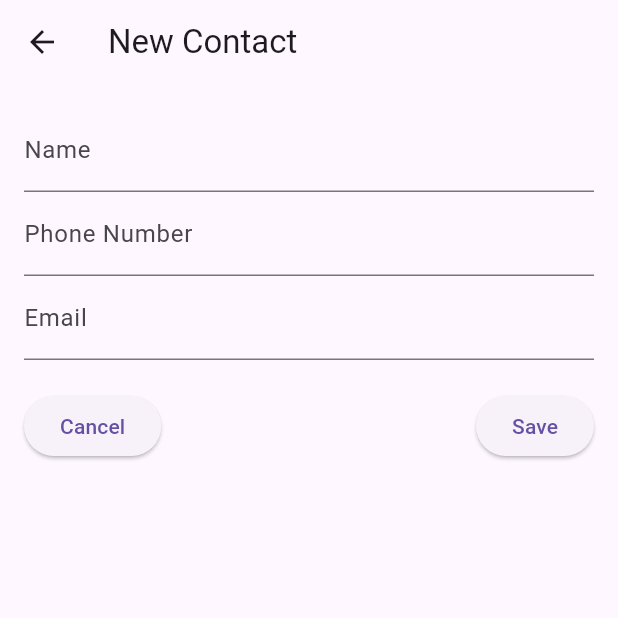
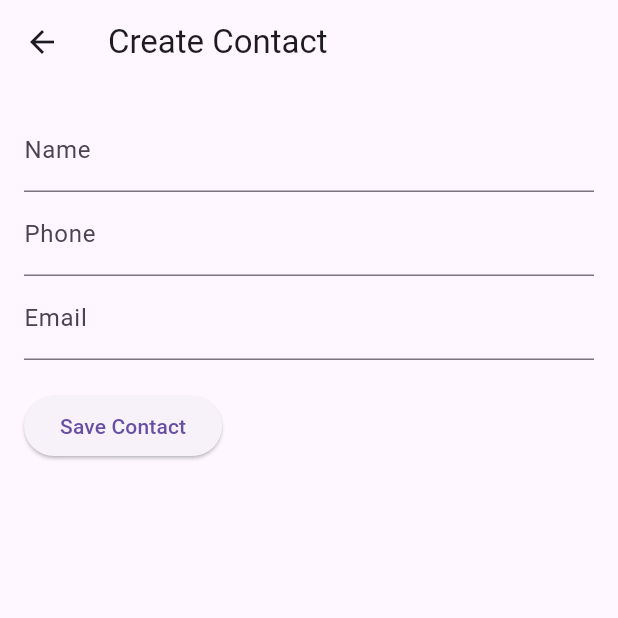
Before and after one commit to GocasPT/AMOV-ContactList, a Flutter app: the screen it shows after launch, after a tap on the "add" icon, on a phone screen of 412 x 824 dp, the top half of it. Run offline on Flutter 3.47's test engine with Material 3 defaults, Android fonts, the phone set to English and light mode, and no system bars.

Commit message:
stuff v2

```diff
--- a/lib/main.dart
+++ b/lib/main.dart
@@ -1,61 +1,90 @@
 import 'package:flutter/material.dart';
-import 'model/contact.dart';
-import 'model/contact_list.dart';
-import 'viewmodel/contacts_viewmodel.dart';
 
-void main() {
-  runApp(MyApp());
+void main() => runApp(ContactsApp());
+
+class Contact {
+  String name;
+  String phone;
+  String email;
+  DateTime? birthday;
+  String? picture;
+
+  Contact({
+    required this.name,
+    required this.phone,
+    required this.email,
+    this.birthday,
+    this.picture,
+  });
 }
 
-class MyApp extends StatelessWidget {
-  const MyApp({super.key});
+class ContactsApp extends StatelessWidget {
+  const ContactsApp({super.key});
 
   @override
   Widget build(BuildContext context) {
     return MaterialApp(
-      title: 'Contacts List',
-      theme: ThemeData(primarySwatch: Colors.blue),
-      home: ContactsScreen(),
+      title: 'Flutter Contacts',
+      theme: ThemeData(
+        primarySwatch: Colors.blue,
+      ),
+      home: MainScreen(),
     );
   }
 }
 
-class ContactsScreen extends StatefulWidget {
-  const ContactsScreen({super.key});
+class MainScreen extends StatefulWidget {
+  const MainScreen({super.key});
 
   @override
-  State<ContactsScreen> createState() => _ContactsScreenState();
+  State<MainScreen> createState() => _MainScreenState();
 }
 
-class _ContactsScreenState extends State<ContactsScreen> {
-  final ContactsList contactsList = ContactsList();
-  late ContactsViewModel viewModel;
+class _MainScreenState extends State<MainScreen> {
+  final List<Contact> contactsList = [];
 
-  @override
-  void initState() {
-    super.initState();
-    viewModel = ContactsViewModel(contactsList: contactsList);
-  }
-
-  void _navigateToContactForm([Contact? contact]) {
-    if (contact != null) {
-      viewModel.selectContact(contact);
-    } else {
-      viewModel.createContact();
-    }
-
+  void createContact() {
     Navigator.push(
       context,
       MaterialPageRoute(
-        builder: (_) => ContactFormScreen(
-          onSave: (String name, String phone, String email) {
-            viewModel.updateContactDetails(name, phone, email);
-            if(viewModel.saveContact()) {
-              setState(() {});
+        builder: (context) => CreateContactScreen(
+          onSave: (contact) {
+            setState(() {
+              contactsList.add(contact);
+            });
             Navigator.pop(context);
+          },
+        ),
+      ),
+    );
   }
+
+  void editContact(Contact contact) {
+    Navigator.push(
+      context,
+      MaterialPageRoute(
+        builder: (context) => CreateContactScreen(
+          onSave: (updatedContact) {
+            setState(() {
+              final index = contactsList.indexOf(contact);
+              contactsList[index] = updatedContact;
+            });
+            Navigator.pop(context);
+            Navigator.pop(context);
           },
           contact: contact,
+        ),
+      ),
+    );
+  }
+
+  void viewContact(Contact contact) {
+    Navigator.push(
+      context,
+      MaterialPageRoute(
+        builder: (context) => ViewContactScreen(
+          contact: contact,
+          onEdit: () => editContact(contact),
         ),
       ),
     );
@@ -64,119 +93,135 @@ class _ContactsScreenState extends State<ContactsScreen> {
   @override
   Widget build(BuildContext context) {
     return Scaffold(
-      appBar: AppBar(title: Text('Contacts List')),
+      appBar: AppBar(
+        title: Text('Contacts'),
+      ),
       body: ListView.builder(
-        itemCount: contactsList.getContacts().length,
+        itemCount: contactsList.length,
         itemBuilder: (context, index) {
-          final contact = contactsList.getContacts()[index];
           return ListTile(
-            title: Text(contact.name),
-            subtitle: Text(contact.phoneNumber),
-            onTap: () => _navigateToContactForm(contact),
+            title: Text(contactsList[index].name),
+            onTap: () => viewContact(contactsList[index]),
           );
         },
       ),
       floatingActionButton: FloatingActionButton(
-        onPressed: () => _navigateToContactForm(),
+        onPressed: createContact,
         child: Icon(Icons.add),
       ),
     );
   }
 }
 
-class ContactFormScreen extends StatefulWidget {
-  final void Function(String name, String phone, String email) onSave;
+class CreateContactScreen extends StatefulWidget {
+  final Function(Contact) onSave;
   final Contact? contact;
 
-  const ContactFormScreen({
-    super.key,
-    required this.onSave,
-    this.contact,
-  });
+  const CreateContactScreen({super.key, required this.onSave, this.contact});
 
   @override
-  State<ContactFormScreen> createState() => _ContactFormScreenState();
+  State<CreateContactScreen> createState() => _CreateContactScreenState();
 }
 
-class _ContactFormScreenState extends State<ContactFormScreen> {
-  late final TextEditingController _nameController;
-  late final TextEditingController _phoneController;
-  late final TextEditingController _emailController;
+class _CreateContactScreenState extends State<CreateContactScreen> {
+  late TextEditingController nameController;
+  late TextEditingController phoneController;
+  late TextEditingController emailController;
 
   @override
   void initState() {
     super.initState();
-    _nameController = TextEditingController(text: widget.contact?.name ?? '');
-    _phoneController = TextEditingController(text: widget.contact?.phoneNumber ?? '');
-    _emailController = TextEditingController(text: widget.contact?.email ?? '');
+    if (widget.contact != null) {
+      nameController = TextEditingController(text: widget.contact!.name);
+      phoneController = TextEditingController(text: widget.contact!.phone);
+      emailController = TextEditingController(text: widget.contact!.email);
+    } else {
+      nameController = TextEditingController();
+      phoneController = TextEditingController();
+      emailController = TextEditingController();
     }
-
-  @override
-  void dispose() {
-    _nameController.dispose();
-    _phoneController.dispose();
-    _emailController.dispose();
-    super.dispose();
   }
 
   @override
   Widget build(BuildContext context) {
     return Scaffold(
-      appBar: AppBar(
-        title: const Text('New Contact'),
-      ),
+      appBar: AppBar(title: Text(widget.contact != null ? "Edit Contact" : "Create Contact")),
       body: Padding(
         padding: const EdgeInsets.all(16.0),
-        child: Form(
         child: Column(
+          crossAxisAlignment: CrossAxisAlignment.start,
           children: [
-              TextFormField(
-                controller: _nameController,
-                decoration: const InputDecoration(labelText: 'Name'),
-                validator: (value) => value == null || value.isEmpty
-                    ? 'Name is required'
-                    : null,
+            TextField(
+              controller: nameController,
+              decoration: InputDecoration(labelText: 'Name'),
             ),
-              TextFormField(
-                controller: _phoneController,
-                decoration: const InputDecoration(labelText: 'Phone Number'),
-                keyboardType: TextInputType.phone,
-                validator: (value) => value == null || value.isEmpty
-                    ? 'Phone number is required'
-                    : null,
+            TextField(
+              controller: phoneController,
+              decoration: InputDecoration(labelText: 'Phone'),
             ),
-              TextFormField(
-                controller: _emailController,
-                decoration: const InputDecoration(labelText: 'Email'),
-                keyboardType: TextInputType.emailAddress,
-                validator: (value) => value == null || value.isEmpty
-                    ? 'Email is required'
-                    : null,
+            TextField(
+              controller: emailController,
+              decoration: InputDecoration(labelText: 'Email'),
             ),
-              const SizedBox(height: 20),
-              Row(
-                mainAxisAlignment: MainAxisAlignment.spaceBetween,
-                children: [
-                  ElevatedButton(
-                    onPressed: () => Navigator.pop(context),
-                    child: const Text('Cancel'),
-                  ),
+            SizedBox(height: 20),
             ElevatedButton(
               onPressed: () {
-                        widget.onSave(
-                          _nameController.text,
-                          _phoneController.text,
-                          _emailController.text,
+                final contact = Contact(
+                  name: nameController.text,
+                  phone: phoneController.text,
+                  email: emailController.text,
                 );
+                widget.onSave(contact);
               },
-                    child: const Text('Save'),
+              child: Text(widget.contact != null ? 'Update Contact' : 'Save Contact'),
             ),
           ],
-              ),
-            ],
-          ),
         ),
       ),
     );
   }
 }
+
+class ViewContactScreen extends StatefulWidget {
+  final Contact contact;
+  final VoidCallback onEdit;
+
+  const ViewContactScreen({super.key, required this.contact, required this.onEdit});
+
+  @override
+  State<ViewContactScreen> createState() => _ViewContactScreenState();
+}
+
+class _ViewContactScreenState extends State<ViewContactScreen> {
+  late Contact contact;
+
+  @override
+  void initState() {
+    super.initState();
+    contact = widget.contact;
+  }
+
+  @override
+  Widget build(BuildContext context) {
+    return Scaffold(
+      appBar: AppBar(title: Text(contact.name)),
+      body: Padding(
+        padding: const EdgeInsets.all(16.0),
+        child: Column(
+          crossAxisAlignment: CrossAxisAlignment.start,
+          children: [
+            Text("Name: ${contact.name}"),
+            Text("Phone: ${contact.phone}"),
+            Text("Email: ${contact.email}"),
+            Text("Birthday: ${contact.birthday ?? 'N/A'}"),
+            SizedBox(height: 20),
+            ElevatedButton(
+              onPressed: widget.onEdit,
+              child: Text('Edit Contact'),
+            ),
+          ],
+        ),
+      ),
+    );
+  }
+}
--- a/lib/model/contact.dart
+++ /dev/null
@@ -1,20 +0,0 @@
-class Contact {
-  String name;
-  String phoneNumber;
-  String email;
-  //DateTime? birthday;
-  //String? picture;
-
-  Contact({
-    required this.name,
-    required this.phoneNumber,
-    required this.email,
-    //this.birthday,
-    //this.picture,
-  });
-
-  @override
-  String toString() {
-    return 'Contact{name: $name, email: $email, phoneNumber: $phoneNumber}';
-  }
-}
--- a/lib/model/contact_list.dart
+++ /dev/null
@@ -1,17 +0,0 @@
-import 'contact.dart';
-
-class ContactsList {
-  final List<Contact> _contacts = [];
-
-  void addContact(Contact contact) {
-    _contacts.add(contact);
-  }
-
-  List<Contact> getContacts() {
-    return List.unmodifiable(_contacts);
-  }
-
-  void clearAll() {
-    _contacts.clear();
-  }
-}
--- a/pubspec.yaml
+++ b/pubspec.yaml
@@ -31,9 +31,12 @@ dependencies:
   flutter:
     sdk: flutter
 
+
   # The following adds the Cupertino Icons font to your application.
   # Use with the CupertinoIcons class for iOS style icons.
   cupertino_icons: ^1.0.8
+  geolocator: ^13.0.2
+  permission_handler: ^11.3.1
 
 dev_dependencies:
   flutter_test:
```
Also changed, not shown: lib/viewmodel/contacts_viewmodel.dart (deleted, +0 -62 lines), pubspec.lock, 1 other file. Lines whose indentation alone changed are shown as unchanged.
